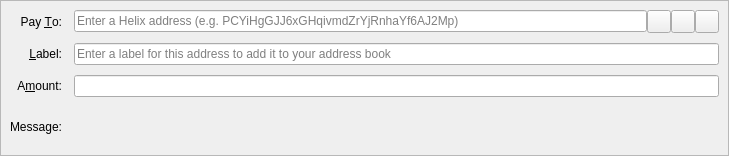
ProjectHelixCoin/helix, file src/qt/forms/sendcoinsentry.ui: the form before one commit.
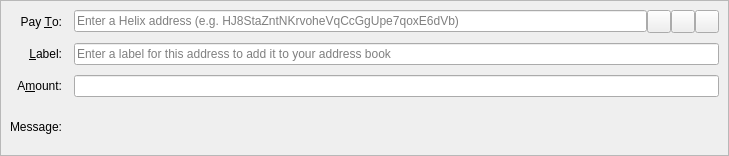
The form after the commit. Icons and pictures are not drawn. Custom widgets are drawn as their Qt base class.

Patch:
```diff
--- a/src/qt/forms/sendcoinsentry.ui
+++ b/src/qt/forms/sendcoinsentry.ui
@@ -60,13 +60,13 @@
          <string/>
         </property>
         <property name="placeholderText">
-         <string>Enter a Helix address (e.g. PCYiHgGJJ6xGHqivmdZrYjRnhaYf6AJ2Mp)</string>
+         <string>Enter a Helix address (e.g. HJ8StaZntNKrvoheVqCcGgUpe7qoxE6dVb)</string>
         </property>
         <property name="inputMask">
          <string/>
         </property>
         <property name="placeholderText">
-         <string>Enter a Helix address (e.g. PCYiHgGJJ6xGHqivmdZrYjRnhaYf6AJ2Mp)</string>
+         <string>Enter a Helix address (e.g. HJ8StaZntNKrvoheVqCcGgUpe7qoxE6dVb)</string>
         </property>
        </widget>
       </item>
```
